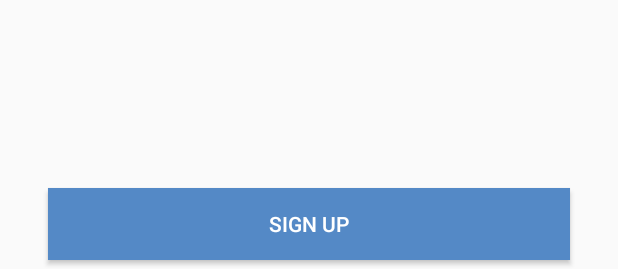
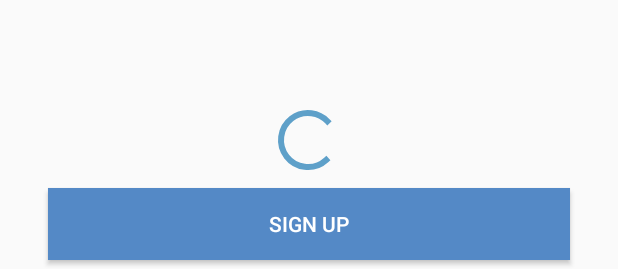
Before and after one commit to weijie01/SlackClone, an Android app: the layout activity_signup.xml on its own in the app's theme, with its tools: preview values and no code run, on a phone screen of 412 x 824 dp. Shown: the part 964-1233 px from the top of the screen. Run offline under Robolectric (Android 15) with nearby library versions, the phone set to English and light mode, and no system bars.

Commit message:
add progress bar for sign up activity

```diff
--- a/app/src/main/java/com/example/slackclone/Services/AuthService.kt
+++ b/app/src/main/java/com/example/slackclone/Services/AuthService.kt
@@ -27,7 +27,6 @@ object AuthService {
 
         val registerRequest = object: StringRequest(Method.POST, URL_REGISTER, Response.Listener{response ->
 
-            println(response)
             complete(true)
 
         }, Response.ErrorListener {error ->
--- a/app/src/main/res/layout/activity_signup.xml
+++ b/app/src/main/res/layout/activity_signup.xml
@@ -72,4 +72,14 @@
             android:layout_marginLeft="8dp" android:layout_marginStart="8dp" app:layout_constraintEnd_toEndOf="parent"
             android:layout_marginEnd="8dp" android:layout_marginRight="8dp" android:onClick="generateAvatar"
             android:background="@android:color/transparent" android:scaleType="fitXY"/>
+    <ProgressBar
+            style="?android:attr/progressBarStyle"
+            android:layout_width="wrap_content"
+            android:layout_height="wrap_content"
+            android:id="@+id/progressBar"
+            app:layout_constraintEnd_toEndOf="parent" android:layout_marginEnd="8dp" android:layout_marginRight="8dp"
+            app:layout_constraintStart_toStartOf="parent" android:layout_marginLeft="8dp"
+            android:layout_marginStart="8dp"
+            app:layout_constraintHorizontal_bias="0.498" android:layout_marginBottom="8dp"
+            app:layout_constraintBottom_toTopOf="@+id/signupButton"/>
 </android.support.constraint.ConstraintLayout>
```
Also changed, not shown: app/src/main/java/com/example/slackclone/Controller/SignupActivity.kt (+37 -0 lines).
